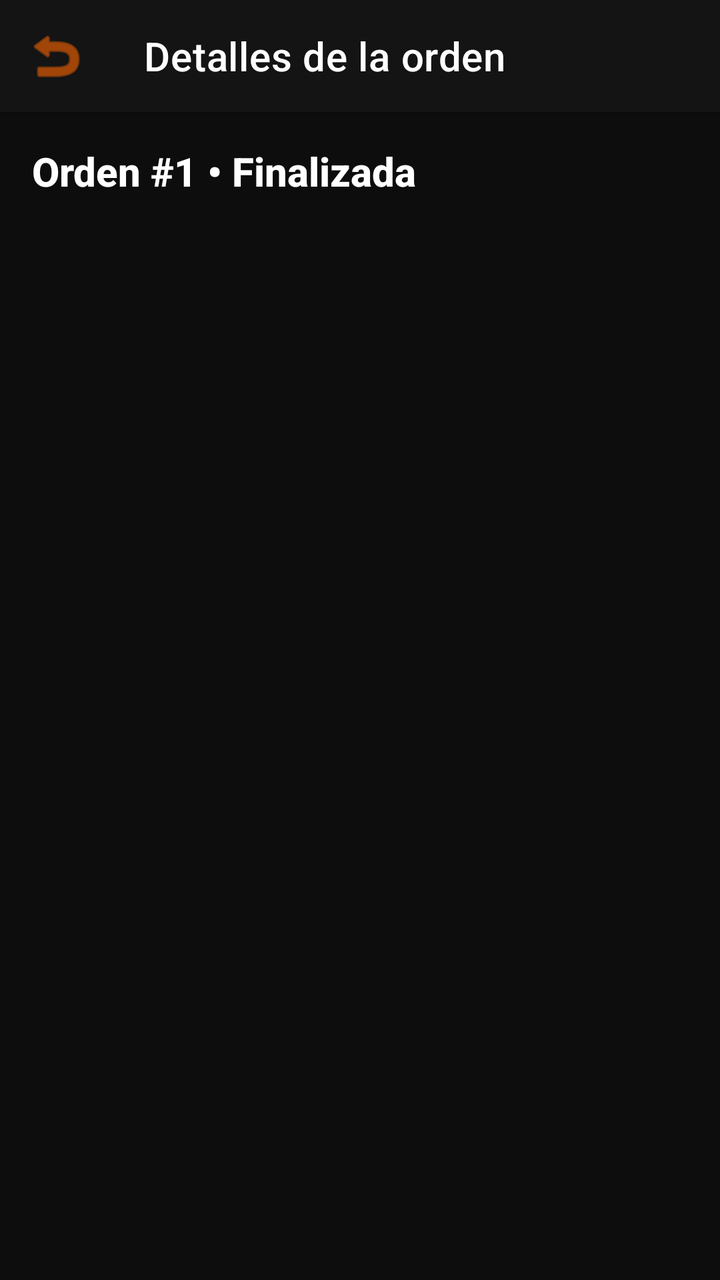
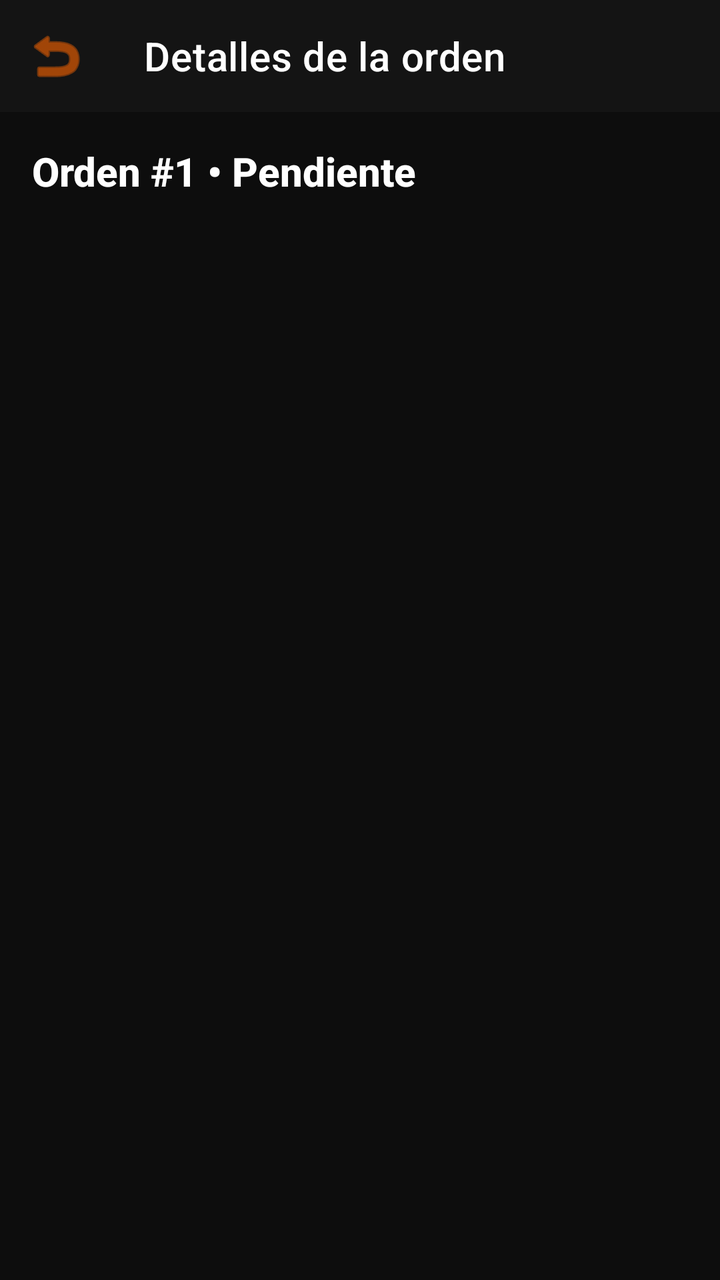

The first picture is an Android layout as it rendered before a commit; the second is the same layout after the commit. The layout source and the unified diff follow.
<!-- AndroidManifest.xml: application theme Theme.sgost -->
<!-- res/layout/activity_orden_detalle.xml -->
<?xml version="1.0" encoding="utf-8"?>
<androidx.coordinatorlayout.widget.CoordinatorLayout
        xmlns:android="http://schemas.android.com/apk/res/android"
        xmlns:app="http://schemas.android.com/apk/res-auto"
        xmlns:tools="http://schemas.android.com/tools"
        android:layout_width="match_parent"
        android:layout_height="match_parent"
        android:background="#0D0D0D"
        android:fitsSystemWindows="true"
        tools:context=".DetalleOrdenActivity">

    
    <com.google.android.material.appbar.MaterialToolbar
            android:id="@+id/toolbar"
            android:layout_width="match_parent"
            android:layout_height="?attr/actionBarSize"
            android:background="#141414"
            android:elevation="4dp"
            app:title="Detalles de la orden"
            app:titleTextColor="#FFFFFF"
            app:navigationIcon="@android:drawable/ic_menu_revert"
            app:navigationIconTint="#FF6600" />

    
    <LinearLayout
            android:layout_width="match_parent"
            android:layout_height="match_parent"
            android:layout_marginTop="?attr/actionBarSize"
            android:orientation="vertical"
            android:padding="16dp">

        
        <TextView
                android:id="@+id/tvOrdenInfo"
                android:layout_width="wrap_content"
                android:layout_height="wrap_content"
                android:text="Orden #1 • Finalizada"
                android:textColor="#FFFFFF"
                android:textSize="20sp"
                android:textStyle="bold"
                android:layout_marginBottom="16dp"
                android:fontFamily="sans-serif-medium"/>

        
        <androidx.recyclerview.widget.RecyclerView
                android:id="@+id/rvDetalles"
                android:layout_width="match_parent"
                android:layout_height="match_parent"
                android:clipToPadding="false"
                android:paddingBottom="16dp"
                tools:listitem="@layout/item_detalle_orden" />

    </LinearLayout>

    
    <LinearLayout
            android:id="@+id/llEmptyState"
            android:layout_width="wrap_content"
            android:layout_height="wrap_content"
            android:layout_gravity="center"
            android:orientation="vertical"
            android:gravity="center"
            android:visibility="gone">

        <TextView
                android:layout_width="wrap_content"
                android:layout_height="wrap_content"
                android:text="📋"
                android:textSize="48sp"
                android:layout_marginBottom="8dp" />

        <TextView
                android:layout_width="wrap_content"
                android:layout_height="wrap_content"
                android:text="No hay detalles para esta orden"
                android:textColor="#888888"
                android:textSize="16sp"
                android:fontFamily="sans-serif-medium" />
    </LinearLayout>

</androidx.coordinatorlayout.widget.CoordinatorLayout>
<!-- res/layout/item_detalle_orden.xml (included above) -->
<com.google.android.material.card.MaterialCardView
        xmlns:android="http://schemas.android.com/apk/res/android"
        xmlns:app="http://schemas.android.com/apk/res-auto"
        android:layout_width="match_parent"
        android:layout_height="wrap_content"
        android:layout_marginBottom="8dp"
        app:cardBackgroundColor="#1A1A1A"
        app:cardCornerRadius="8dp">

    <LinearLayout
            android:layout_width="match_parent"
            android:layout_height="wrap_content"
            android:orientation="horizontal"
            android:padding="12dp"
            android:gravity="center_vertical">

        
        <LinearLayout
                android:layout_width="0dp"
                android:layout_height="wrap_content"
                android:layout_weight="1"
                android:orientation="vertical">

            <TextView
                    android:id="@+id/tvTipo"
                    android:layout_width="wrap_content"
                    android:layout_height="wrap_content"
                    android:textColor="#FFFFFF"
                    android:textSize="16sp"
                    android:textStyle="bold"
                    android:text="Sin servicio" />

            <TextView
                    android:id="@+id/tvPrecio"
                    android:layout_width="wrap_content"
                    android:layout_height="wrap_content"
                    android:textColor="#FF6600"
                    android:text="$ 0" />

            <TextView
                    android:id="@+id/tvGarantia"
                    android:layout_width="wrap_content"
                    android:layout_height="wrap_content"
                    android:textColor="#888888"
                    android:textSize="12sp"
                    android:text="Sin garantía" />

            
            <TextView
                    android:id="@+id/tvProducto"
                    android:layout_width="wrap_content"
                    android:layout_height="wrap_content"
                    android:textColor="#AAAAAA"
                    android:textSize="12sp"
                    android:visibility="gone" />

        </LinearLayout>

        
        <ImageView
                android:id="@+id/ivProductoIcon"
                android:layout_width="40dp"
                android:layout_height="40dp"
                android:src="@mipmap/readi"
                android:scaleType="centerInside" />

    </LinearLayout>
</com.google.android.material.card.MaterialCardView>
<!-- resources referenced by this layout -->
<resources>
  <!-- mipmap readi: png bitmap (mipmap, 26048 bytes) -->
  <style name="Theme.sgost" parent="Theme.MaterialComponents.DayNight.NoActionBar">
          
          <item name="android:windowBackground">@color/color_splash</item>
  
          
          <item name="android:statusBarColor">@color/color_splash</item>
          <item name="android:windowLightStatusBar">false</item>
      </style>
  <color name="color_splash">#FF6600</color>
</resources>

<!-- the commit's change to res/layout/activity_orden_detalle.xml (unified diff, before → after) -->
@@ -1,150 +1,77 @@
 <?xml version="1.0" encoding="utf-8"?>
-<androidx.coordinatorlayout.widget.CoordinatorLayout
+<androidx.constraintlayout.widget.ConstraintLayout
         xmlns:android="http://schemas.android.com/apk/res/android"
         xmlns:app="http://schemas.android.com/apk/res-auto"
-        xmlns:tools="http://schemas.android.com/tools"
         android:layout_width="match_parent"
         android:layout_height="match_parent"
-        android:background="#0D0D0D"
-        android:fitsSystemWindows="true"
-        tools:context=".DetalleOrdenActivity">
+        android:background="#0D0D0D">
 
-    
     <com.google.android.material.appbar.MaterialToolbar
             android:id="@+id/toolbar"
-            android:layout_width="match_parent"
+            android:layout_width="0dp"
             android:layout_height="?attr/actionBarSize"
             android:background="#141414"
-            android:elevation="4dp"
             app:title="Detalles de la orden"
             app:titleTextColor="#FFFFFF"
             app:navigationIcon="@android:drawable/ic_menu_revert"
-            app:navigationIconTint="#FF6600" />
+            app:navigationIconTint="#FF6600"
+            app:layout_constraintTop_toTopOf="parent"
+            app:layout_constraintStart_toStartOf="parent"
+            app:layout_constraintEnd_toEndOf="parent" />
+
+    <TextView
+            android:id="@+id/tvOrdenInfo"
+            android:layout_width="wrap_content"
+            android:layout_height="wrap_content"
+            android:layout_marginStart="16dp"
+            android:layout_marginTop="16dp"
+            android:fontFamily="sans-serif-medium"
+            android:text="Orden #1 • Pendiente"
+            android:textColor="#FFFFFF"
+            android:textSize="20sp"
+            android:textStyle="bold"
+            app:layout_constraintStart_toStartOf="parent"
+            app:layout_constraintTop_toBottomOf="@id/toolbar" />
 
     
-    <LinearLayout
-            android:layout_width="match_parent"
-            android:layout_height="match_parent"
-            android:layout_marginTop="?attr/actionBarSize"
-            android:orientation="vertical"
-            android:padding="16dp">
+    <androidx.recyclerview.widget.RecyclerView
+            android:id="@+id/rvDetalles"
+            android:layout_width="0dp"
+            android:layout_height="0dp"
+            android:clipToPadding="false"
+            android:padding="8dp"
+            android:nestedScrollingEnabled="true"
+            app:layout_constraintTop_toBottomOf="@id/tvOrdenInfo"
+            app:layout_constraintBottom_toBottomOf="parent"
+            app:layout_constraintStart_toStartOf="parent"
+            app:layout_constraintEnd_toEndOf="parent" />
 
-        
-        <TextView
-                android:id="@+id/tvOrdenInfo"
-                android:layout_width="wrap_content"
-                android:layout_height="wrap_content"
-                android:text="Orden #1 • Finalizada"
-                android:textColor="#FFFFFF"
-                android:textSize="20sp"
-                android:textStyle="bold"
-                android:layout_marginBottom="16dp"
-                android:fontFamily="sans-serif-medium"/>
-
-        
-        <androidx.recyclerview.widget.RecyclerView
-                android:id="@+id/rvDetalles"
-                android:layout_width="match_parent"
-                android:layout_height="match_parent"
-                android:clipToPadding="false"
-                android:paddingBottom="16dp"
-                tools:listitem="@layout/item_detalle_orden" />
-
-    </LinearLayout>
-
-    
     <LinearLayout
             android:id="@+id/llEmptyState"
             android:layout_width="wrap_content"
             android:layout_height="wrap_content"
-            android:layout_gravity="center"
+            android:gravity="center"
             android:orientation="vertical"
-            android:gravity="center"
-            android:visibility="gone">
+            android:visibility="gone"
+            app:layout_constraintTop_toTopOf="parent"
+            app:layout_constraintBottom_toBottomOf="parent"
+            app:layout_constraintStart_toStartOf="parent"
+            app:layout_constraintEnd_toEndOf="parent">
 
         <TextView
                 android:layout_width="wrap_content"
                 android:layout_height="wrap_content"
+                android:layout_marginBottom="8dp"
                 android:text="📋"
-                android:textSize="48sp"
-                android:layout_marginBottom="8dp" />
+                android:textSize="48sp" />
 
         <TextView
                 android:layout_width="wrap_content"
                 android:layout_height="wrap_content"
+                android:fontFamily="sans-serif-medium"
                 android:text="No hay detalles para esta orden"
                 android:textColor="#888888"
-                android:textSize="16sp"
-                android:fontFamily="sans-serif-medium" />
+                android:textSize="16sp" />
     </LinearLayout>
 
-</androidx.coordinatorlayout.widget.CoordinatorLayout>
-<!-- res/layout/item_detalle_orden.xml (included above) -->
-<com.google.android.material.card.MaterialCardView
-        xmlns:android="http://schemas.android.com/apk/res/android"
-        xmlns:app="http://schemas.android.com/apk/res-auto"
-        android:layout_width="match_parent"
-        android:layout_height="wrap_content"
-        android:layout_marginBottom="8dp"
-        app:cardBackgroundColor="#1A1A1A"
-        app:cardCornerRadius="8dp">
-
-    <LinearLayout
-            android:layout_width="match_parent"
-            android:layout_height="wrap_content"
-            android:orientation="horizontal"
-            android:padding="12dp"
-            android:gravity="center_vertical">
-
-        
-        <LinearLayout
-                android:layout_width="0dp"
-                android:layout_height="wrap_content"
-                android:layout_weight="1"
-                android:orientation="vertical">
-
-            <TextView
-                    android:id="@+id/tvTipo"
-                    android:layout_width="wrap_content"
-                    android:layout_height="wrap_content"
-                    android:textColor="#FFFFFF"
-                    android:textSize="16sp"
-                    android:textStyle="bold"
-                    android:text="Sin servicio" />
-
-            <TextView
-                    android:id="@+id/tvPrecio"
-                    android:layout_width="wrap_content"
-                    android:layout_height="wrap_content"
-                    android:textColor="#FF6600"
-                    android:text="$ 0" />
-
-            <TextView
-                    android:id="@+id/tvGarantia"
-                    android:layout_width="wrap_content"
-                    android:layout_height="wrap_content"
-                    android:textColor="#888888"
-                    android:textSize="12sp"
-                    android:text="Sin garantía" />
-
-            
-            <TextView
-                    android:id="@+id/tvProducto"
-                    android:layout_width="wrap_content"
-                    android:layout_height="wrap_content"
-                    android:textColor="#AAAAAA"
-                    android:textSize="12sp"
-                    android:visibility="gone" />
-
-        </LinearLayout>
-
-        
-        <ImageView
-                android:id="@+id/ivProductoIcon"
-                android:layout_width="40dp"
-                android:layout_height="40dp"
-                android:src="@mipmap/readi"
-                android:scaleType="centerInside" />
-
-    </LinearLayout>
-</com.google.android.material.card.MaterialCardView>
+</androidx.constraintlayout.widget.ConstraintLayout>
<!-- resource entries referenced after the edit -->
@@ -1,6 +1,5 @@
 <!-- resources referenced by this layout -->
 <resources>
-  <!-- mipmap readi: png bitmap (mipmap, 26048 bytes) -->
   <style name="Theme.sgost" parent="Theme.MaterialComponents.DayNight.NoActionBar">
           
           <item name="android:windowBackground">@color/color_splash</item>
